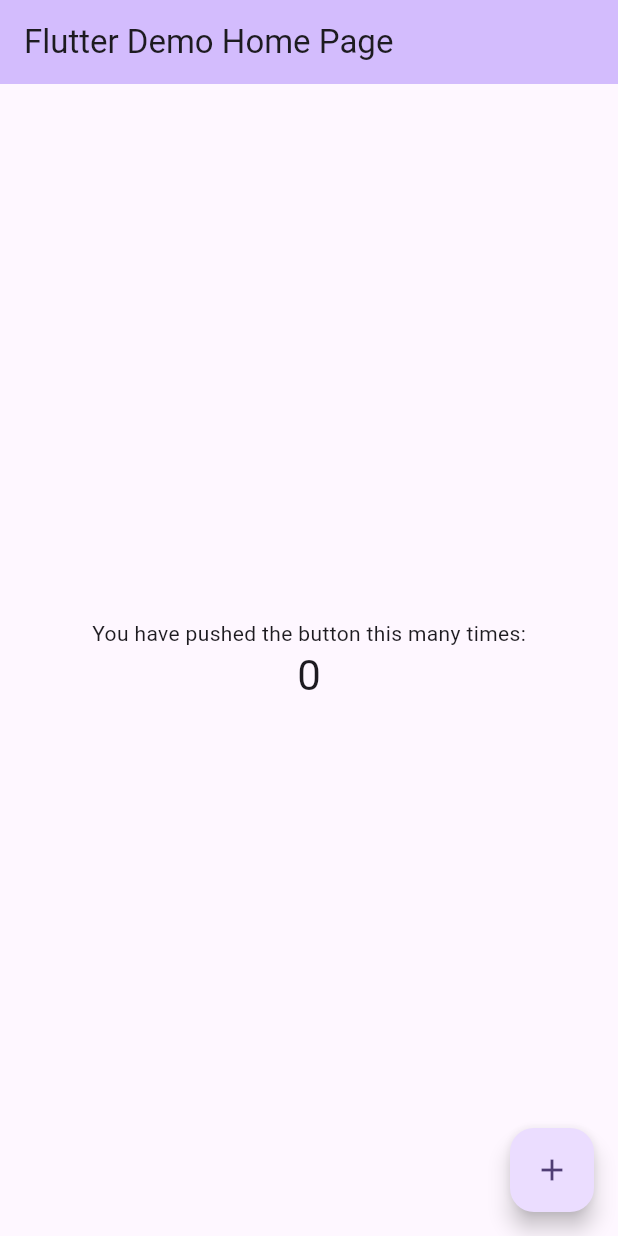
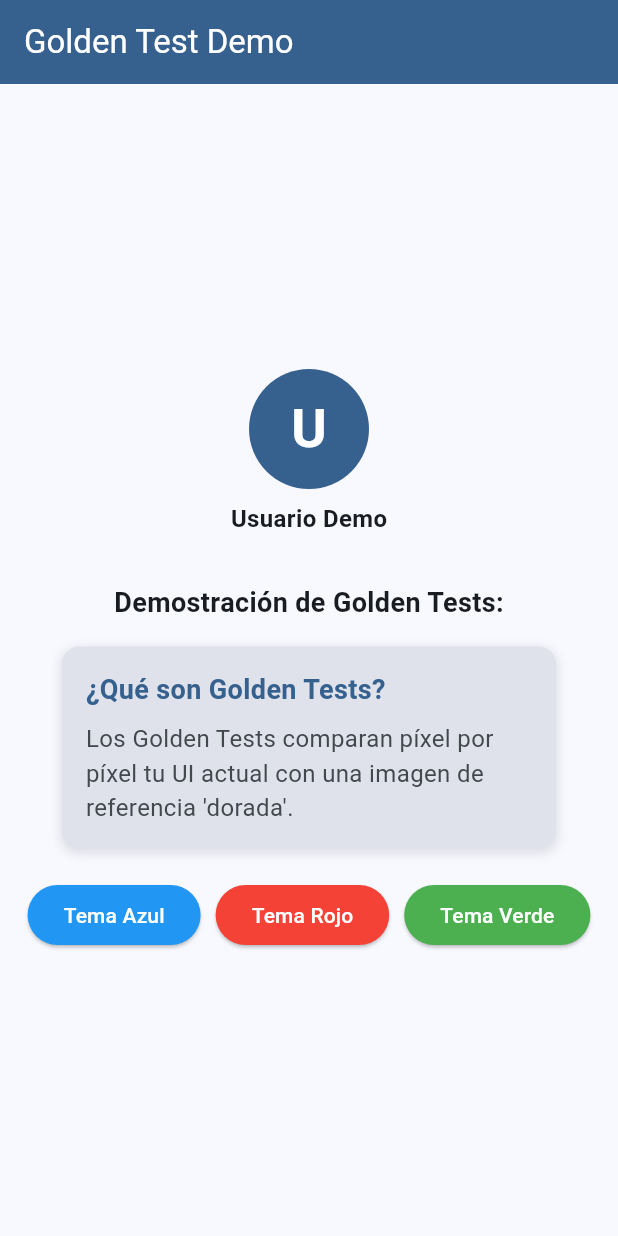
Before and after one commit to id-am/example_golden_test, a Flutter app: the screen it shows after launch, on a phone screen of 412 x 824 dp. Run offline on Flutter 3.47's test engine with Material 3 defaults, Android fonts, the phone set to English and light mode, and no system bars.

Commit message:
feat(main): update main app structure to include GoldenTestDemoPage and theme selection

```diff
--- a/lib/main.dart
+++ b/lib/main.dart
@@ -1,3 +1,6 @@
+import 'package:example_golden_test/models/button_data.dart';
+import 'package:example_golden_test/widgets/custom_card.dart';
+import 'package:example_golden_test/widgets/user_avatar.dart';
 import 'package:flutter/material.dart';
 
 void main() {
@@ -7,116 +10,117 @@ void main() {
 class MyApp extends StatelessWidget {
   const MyApp({super.key});
 
-  // This widget is the root of your application.
   @override
   Widget build(BuildContext context) {
     return MaterialApp(
-      title: 'Flutter Demo',
+      title: 'Flutter Golden Test Demo',
       theme: ThemeData(
-        // This is the theme of your application.
-        //
-        // TRY THIS: Try running your application with "flutter run". You'll see
-        // the application has a purple toolbar. Then, without quitting the app,
-        // try changing the seedColor in the colorScheme below to Colors.green
-        // and then invoke "hot reload" (save your changes or press the "hot
-        // reload" button in a Flutter-supported IDE, or press "r" if you used
-        // the command line to start the app).
-        //
-        // Notice that the counter didn't reset back to zero; the application
-        // state is not lost during the reload. To reset the state, use hot
-        // restart instead.
-        //
-        // This works for code too, not just values: Most code changes can be
-        // tested with just a hot reload.
-        colorScheme: ColorScheme.fromSeed(seedColor: Colors.deepPurple),
+        colorScheme: ColorScheme.fromSeed(seedColor: Colors.blue),
+        useMaterial3: true,
       ),
-      home: const MyHomePage(title: 'Flutter Demo Home Page'),
+      home: const GoldenTestDemoPage(title: 'Golden Test Demo'),
     );
   }
 }
 
-class MyHomePage extends StatefulWidget {
-  const MyHomePage({super.key, required this.title});
-
-  // This widget is the home page of your application. It is stateful, meaning
-  // that it has a State object (defined below) that contains fields that affect
-  // how it looks.
-
-  // This class is the configuration for the state. It holds the values (in this
-  // case the title) provided by the parent (in this case the App widget) and
-  // used by the build method of the State. Fields in a Widget subclass are
-  // always marked "final".
+class GoldenTestDemoPage extends StatefulWidget {
+  const GoldenTestDemoPage({super.key, required this.title});
 
   final String title;
 
   @override
-  State<MyHomePage> createState() => _MyHomePageState();
+  State<GoldenTestDemoPage> createState() => _GoldenTestDemoPageState();
 }
 
-class _MyHomePageState extends State<MyHomePage> {
-  int _counter = 0;
+class _GoldenTestDemoPageState extends State<GoldenTestDemoPage> {
+  int _selectedTheme = 0;
+  final List<ThemeData> _themes = [
+    ThemeData(
+      colorScheme: ColorScheme.fromSeed(seedColor: Colors.blue),
+      useMaterial3: true,
+    ),
+    ThemeData(
+      colorScheme: ColorScheme.fromSeed(seedColor: Colors.red),
+      useMaterial3: true,
+    ),
+    ThemeData(
+      colorScheme: ColorScheme.fromSeed(seedColor: Colors.green),
+      useMaterial3: true,
+      textTheme: const TextTheme(
+        bodyLarge: TextStyle(fontSize: 18, fontWeight: FontWeight.w500),
+      ),
+    ),
+  ];
 
-  void _incrementCounter() {
+  final List<ButtonData> _buttons = [
+    ButtonData(description: 'Tema Azul', color: Colors.blue),
+    ButtonData(description: 'Tema Rojo', color: Colors.red),
+    ButtonData(description: 'Tema Verde', color: Colors.green),
+  ];
+
+  void _changeTheme(int index) {
+    if (index == _selectedTheme) return;
     setState(() {
-      // This call to setState tells the Flutter framework that something has
-      // changed in this State, which causes it to rerun the build method below
-      // so that the display can reflect the updated values. If we changed
-      // _counter without calling setState(), then the build method would not be
-      // called again, and so nothing would appear to happen.
-      _counter++;
+      _selectedTheme = index;
     });
   }
 
   @override
   Widget build(BuildContext context) {
-    // This method is rerun every time setState is called, for instance as done
-    // by the _incrementCounter method above.
-    //
-    // The Flutter framework has been optimized to make rerunning build methods
-    // fast, so that you can just rebuild anything that needs updating rather
-    // than having to individually change instances of widgets.
+    return Theme(
+      data: _themes[_selectedTheme],
+      child: Builder(
+        builder: (context) {
           return Scaffold(
             appBar: AppBar(
-        // TRY THIS: Try changing the color here to a specific color (to
-        // Colors.amber, perhaps?) and trigger a hot reload to see the AppBar
-        // change color while the other colors stay the same.
-        backgroundColor: Theme.of(context).colorScheme.inversePrimary,
-        // Here we take the value from the MyHomePage object that was created by
-        // the App.build method, and use it to set our appbar title.
-        title: Text(widget.title),
+              backgroundColor: Theme.of(context).colorScheme.primary,
+              title: Text(
+                widget.title,
+                style: TextStyle(
+                  color: Theme.of(context).colorScheme.onPrimary,
+                ),
+              ),
             ),
             body: Center(
-        // Center is a layout widget. It takes a single child and positions it
-        // in the middle of the parent.
               child: Column(
-          // Column is also a layout widget. It takes a list of children and
-          // arranges them vertically. By default, it sizes itself to fit its
-          // children horizontally, and tries to be as tall as its parent.
-          //
-          // Column has various properties to control how it sizes itself and
-          // how it positions its children. Here we use mainAxisAlignment to
-          // center the children vertically; the main axis here is the vertical
-          // axis because Columns are vertical (the cross axis would be
-          // horizontal).
-          //
-          // TRY THIS: Invoke "debug painting" (choose the "Toggle Debug Paint"
-          // action in the IDE, or press "p" in the console), to see the
-          // wireframe for each widget.
                 mainAxisAlignment: MainAxisAlignment.center,
                 children: <Widget>[
-            const Text('You have pushed the button this many times:'),
-            Text(
-              '$_counter',
-              style: Theme.of(context).textTheme.headlineMedium,
+                  const UserAvatar(name: "Usuario Demo", imageUrl: null),
+                  const SizedBox(height: 32),
+                  const Text(
+                    'Demostración de Golden Tests:',
+                    style: TextStyle(fontSize: 18, fontWeight: FontWeight.bold),
+                  ),
+                  const SizedBox(height: 16),
+                  const CustomCard(
+                    title: "¿Qué son Golden Tests?",
+                    content:
+                        "Los Golden Tests comparan píxel por píxel tu UI actual con una imagen de referencia 'dorada'.",
+                  ),
+                  const SizedBox(height: 20),
+                  Row(
+                    mainAxisAlignment: MainAxisAlignment.center,
+                    spacing: 10,
+                    children: List.generate(3, (index) {
+                      final button = _buttons[index];
+                      return ElevatedButton(
+                        onPressed: () => _changeTheme(index),
+                        style: ElevatedButton.styleFrom(
+                          backgroundColor: button.color,
+                        ),
+                        child: Text(
+                          button.description,
+                          style: const TextStyle(color: Colors.white),
+                        ),
+                      );
+                    }),
                   ),
                 ],
               ),
             ),
-      floatingActionButton: FloatingActionButton(
-        onPressed: _incrementCounter,
-        tooltip: 'Increment',
-        child: const Icon(Icons.add),
-      ), // This trailing comma makes auto-formatting nicer for build methods.
+          );
+        },
+      ),
     );
   }
 }
```
Lines whose indentation alone changed are shown as unchanged.
